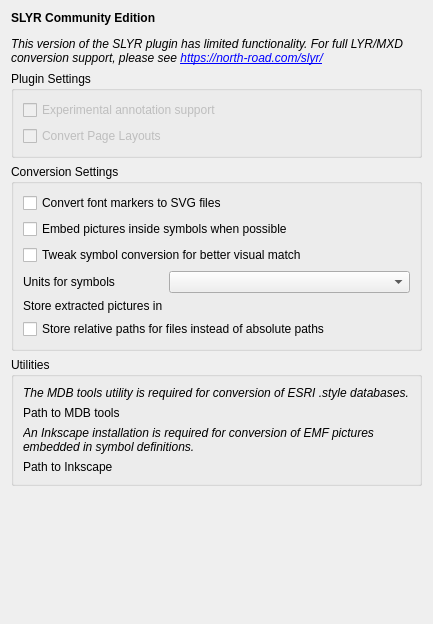
First picture: the form in slyr_community/qgis_plugin/ui/settings.ui, repository north-road/slyr, before the edit.
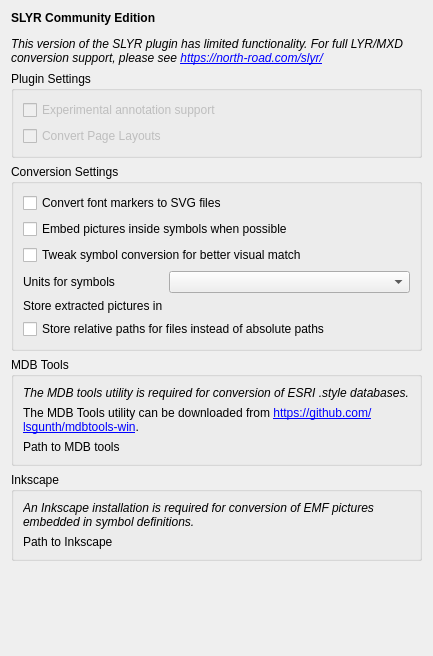
Second picture: the form after the edit. Custom widgets are drawn as their Qt base class.

Commit message: Further rework MDB tools settings

Patch:
```diff
--- a/slyr_community/qgis_plugin/ui/settings.ui
+++ b/slyr_community/qgis_plugin/ui/settings.ui
@@ -7,7 +7,7 @@
     <x>0</x>
     <y>0</y>
     <width>433</width>
-    <height>624</height>
+    <height>656</height>
    </rect>
   </property>
   <property name="windowTitle">
@@ -126,27 +126,33 @@
    <item>
     <widget class="QGroupBox" name="groupBox_3">
      <property name="title">
-      <string>Utilities</string>
+      <string>MDB Tools</string>
      </property>
      <layout class="QGridLayout" name="gridLayout_3">
-      <item row="3" column="0">
-       <widget class="QLabel" name="label_4">
+      <item row="1" column="0" colspan="2">
+       <widget class="QLabel" name="label_mdb_tools_win">
         <property name="text">
-         <string>Path to Inkscape</string>
+         <string>The MDB Tools utility can be downloaded from &lt;a href=&quot;https://github.com/lsgunth/mdbtools-win&quot;&gt;&lt;span style=&quot; text-decoration: underline; color:#0000ff;&quot;&gt;https://github.com/lsgunth/mdbtools-win&lt;/span&gt;&lt;/a&gt;.</string>
+        </property>
+        <property name="wordWrap">
+         <bool>true</bool>
+        </property>
+        <property name="openExternalLinks">
+         <bool>true</bool>
+        </property>
+        <property name="textInteractionFlags">
+         <set>Qt::TextBrowserInteraction</set>
         </property>
        </widget>
       </item>
-      <item row="3" column="1">
-       <widget class="QgsFileWidget" name="inkscape_path_widget" native="true"/>
-      </item>
-      <item row="1" column="0">
+      <item row="2" column="0">
        <widget class="QLabel" name="label_5">
         <property name="text">
          <string>Path to MDB tools</string>
         </property>
        </widget>
       </item>
-      <item row="1" column="1">
+      <item row="2" column="1">
        <widget class="QgsFileWidget" name="mdbtools_path_widget" native="true"/>
       </item>
       <item row="0" column="0" colspan="2">
@@ -159,8 +165,24 @@
         </property>
        </widget>
       </item>
-      <item row="2" column="0" colspan="2">
-       <widget class="QLabel" name="label_7">
+     </layout>
+    </widget>
+   </item>
+   <item>
+    <widget class="QGroupBox" name="groupBox_4">
+     <property name="title">
+      <string>Inkscape</string>
+     </property>
+     <layout class="QGridLayout" name="gridLayout_4">
+      <item row="1" column="0">
+       <widget class="QLabel" name="label_10">
+        <property name="text">
+         <string>Path to Inkscape</string>
+        </property>
+       </widget>
+      </item>
+      <item row="0" column="0" colspan="2">
+       <widget class="QLabel" name="label_9">
         <property name="text">
          <string>&lt;span style=&quot; font-style:italic;&quot;&gt;An Inkscape installation is required for conversion of EMF pictures embedded in symbol definitions.&lt;/span&gt;</string>
         </property>
@@ -169,6 +191,9 @@
         </property>
        </widget>
       </item>
+      <item row="1" column="1">
+       <widget class="QgsFileWidget" name="inkscape_path_widget" native="true"/>
+      </item>
      </layout>
     </widget>
    </item>
```
The commit also changes 1 other file.
